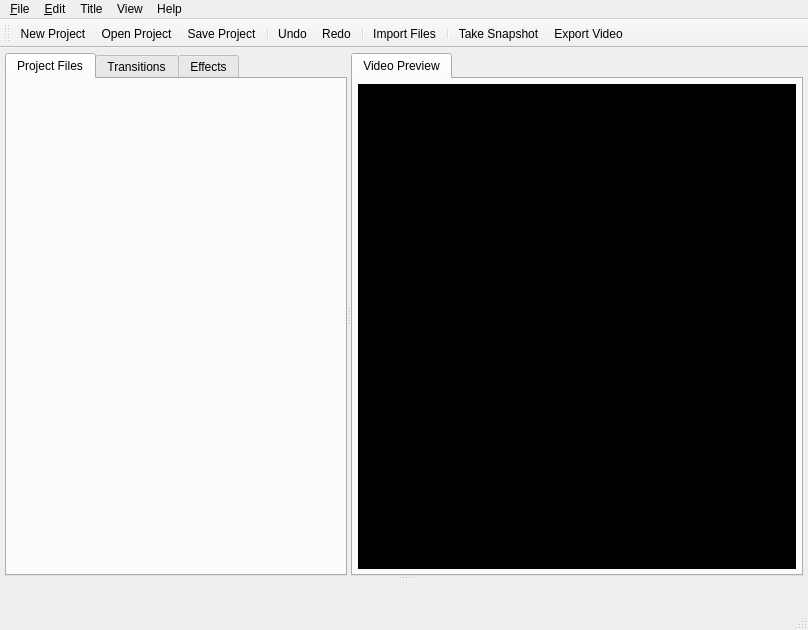
Before: the Qt Designer form src/windows/ui/main-window.ui in OpenShot/openshot-qt, drawn with Qt 5.
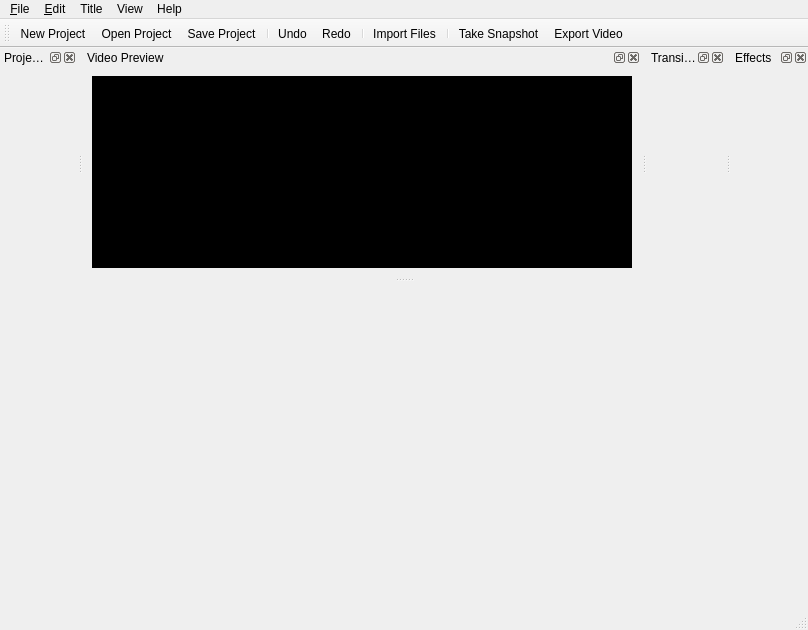
After: the same form once the commit is applied. Icons and pictures are not drawn.

Commit message: Made some experimental and dramatic changes to the layout of OpenShot 2.0s main screen. All key screen elements are in QtDockWidgets, and can be moved around the screen, nested, or docked. A new menu can control it: Views. There are 2 default arrangements, Simple and Advanced.

```diff
--- a/src/windows/ui/main-window.ui
+++ b/src/windows/ui/main-window.ui
@@ -50,107 +50,7 @@
      <number>3</number>
     </property>
     <item row="0" column="0">
-     <widget class="QSplitter" name="splitter_2">
-      <property name="orientation">
-       <enum>Qt::Vertical</enum>
-      </property>
-      <widget class="QSplitter" name="splitter">
-       <property name="orientation">
-        <enum>Qt::Horizontal</enum>
-       </property>
-       <widget class="QTabWidget" name="tabMain">
-        <property name="sizePolicy">
-         <sizepolicy hsizetype="Preferred" vsizetype="Preferred">
-          <horstretch>0</horstretch>
-          <verstretch>0</verstretch>
-         </sizepolicy>
-        </property>
-        <property name="acceptDrops">
-         <bool>false</bool>
-        </property>
-        <property name="currentIndex">
-         <number>0</number>
-        </property>
-        <widget class="QWidget" name="tabFiles">
-         <attribute name="title">
-          <string>Project Files</string>
-         </attribute>
-         <layout class="QVBoxLayout" name="verticalLayout_3">
-          <property name="spacing">
-           <number>0</number>
-          </property>
-          <property name="margin">
-           <number>5</number>
-          </property>
-         </layout>
-        </widget>
-        <widget class="QWidget" name="tabTransitions">
-         <attribute name="title">
-          <string>Transitions</string>
-         </attribute>
-         <layout class="QVBoxLayout" name="verticalLayout_5">
-          <property name="spacing">
-           <number>0</number>
-          </property>
-          <property name="margin">
-           <number>5</number>
-          </property>
-         </layout>
-        </widget>
-        <widget class="QWidget" name="tabEffects">
-         <attribute name="title">
-          <string>Effects</string>
-         </attribute>
-         <layout class="QVBoxLayout" name="verticalLayout_4">
-          <property name="spacing">
-           <number>0</number>
-          </property>
-          <property name="margin">
-           <number>5</number>
-          </property>
-         </layout>
-        </widget>
-       </widget>
-       <widget class="QTabWidget" name="tabOuterVideo">
-        <property name="currentIndex">
-         <number>0</number>
-        </property>
-        <widget class="QWidget" name="tabVideo">
-         <attribute name="title">
-          <string>Video Preview</string>
-         </attribute>
-         <attribute name="toolTip">
-          <string>Video Preview</string>
-         </attribute>
-         <layout class="QVBoxLayout" name="verticalLayout">
-          <property name="spacing">
-           <number>0</number>
-          </property>
-          <property name="margin">
-           <number>5</number>
-          </property>
-          <item>
-           <widget class="QGraphicsView" name="videoDisplay">
-            <property name="styleSheet">
-             <string notr="true">background-color: #000</string>
-            </property>
-           </widget>
-          </item>
-         </layout>
-        </widget>
-       </widget>
-      </widget>
-      <widget class="QWidget" name="frameWeb" native="true">
-       <layout class="QVBoxLayout" name="verticalLayout_2">
-        <property name="spacing">
-         <number>0</number>
-        </property>
-        <property name="margin">
-         <number>5</number>
-        </property>
-       </layout>
-      </widget>
-     </widget>
+     <layout class="QVBoxLayout" name="frameWeb"/>
     </item>
    </layout>
   </widget>
@@ -249,6 +149,98 @@
    <addaction name="actionTakeSnapshot"/>
    <addaction name="actionExportVideo"/>
   </widget>
+  <widget class="QDockWidget" name="dockFiles">
+   <property name="sizePolicy">
+    <sizepolicy hsizetype="Preferred" vsizetype="Preferred">
+     <horstretch>0</horstretch>
+     <verstretch>0</verstretch>
+    </sizepolicy>
+   </property>
+   <property name="windowTitle">
+    <string>Project Files</string>
+   </property>
+   <attribute name="dockWidgetArea">
+    <number>4</number>
+   </attribute>
+   <widget class="QWidget" name="dockWidgetContents">
+    <layout class="QGridLayout" name="gridLayout_2">
+     <item row="0" column="0">
+      <layout class="QVBoxLayout" name="tabFiles"/>
+     </item>
+    </layout>
+   </widget>
+  </widget>
+  <widget class="QDockWidget" name="dockVideo">
+   <property name="sizePolicy">
+    <sizepolicy hsizetype="Preferred" vsizetype="Preferred">
+     <horstretch>0</horstretch>
+     <verstretch>0</verstretch>
+    </sizepolicy>
+   </property>
+   <property name="windowTitle">
+    <string>Video Preview</string>
+   </property>
+   <attribute name="dockWidgetArea">
+    <number>4</number>
+   </attribute>
+   <widget class="QWidget" name="dockWidgetContents_2">
+    <layout class="QGridLayout" name="gridLayout_3">
+     <item row="0" column="1">
+      <layout class="QVBoxLayout" name="tabVideo">
+       <item>
+        <widget class="QGraphicsView" name="videoPreview">
+         <property name="sizePolicy">
+          <sizepolicy hsizetype="Expanding" vsizetype="Expanding">
+           <horstretch>0</horstretch>
+           <verstretch>0</verstretch>
+          </sizepolicy>
+         </property>
+         <property name="minimumSize">
+          <size>
+           <width>400</width>
+           <height>0</height>
+          </size>
+         </property>
+         <property name="styleSheet">
+          <string notr="true">background-color: #000000</string>
+         </property>
+        </widget>
+       </item>
+      </layout>
+     </item>
+    </layout>
+   </widget>
+  </widget>
+  <widget class="QDockWidget" name="dockTransitions">
+   <property name="windowTitle">
+    <string>Transitions</string>
+   </property>
+   <attribute name="dockWidgetArea">
+    <number>4</number>
+   </attribute>
+   <widget class="QWidget" name="dockWidgetContents_3">
+    <layout class="QGridLayout" name="gridLayout_4">
+     <item row="0" column="0">
+      <layout class="QVBoxLayout" name="tabTransitions"/>
+     </item>
+    </layout>
+   </widget>
+  </widget>
+  <widget class="QDockWidget" name="dockEffects">
+   <property name="windowTitle">
+    <string>Effects</string>
+   </property>
+   <attribute name="dockWidgetArea">
+    <number>4</number>
+   </attribute>
+   <widget class="QWidget" name="dockWidgetContents_4">
+    <layout class="QGridLayout" name="gridLayout_5">
+     <item row="0" column="0">
+      <layout class="QVBoxLayout" name="tabEffects"/>
+     </item>
+    </layout>
+   </widget>
+  </widget>
   <action name="actionNew">
    <property name="icon">
     <iconset theme="document-new" resource="../../images/openshot.qrc">
```
Left out of the diff: 67 changed lines with no effect on the pictures. The commit also changes 8 other files.
